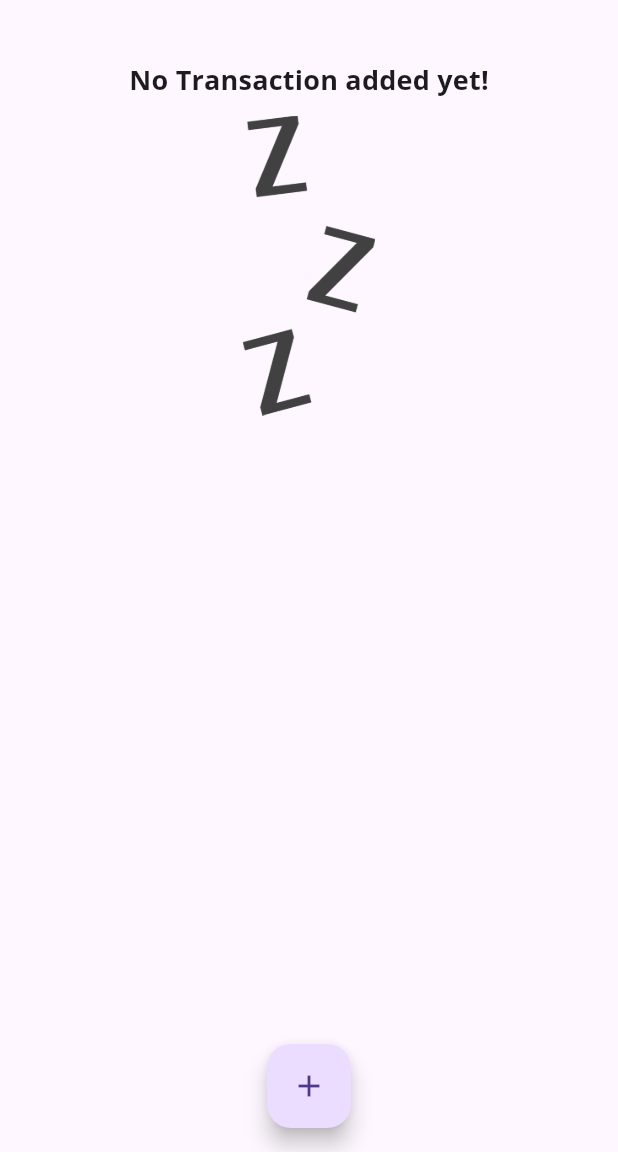
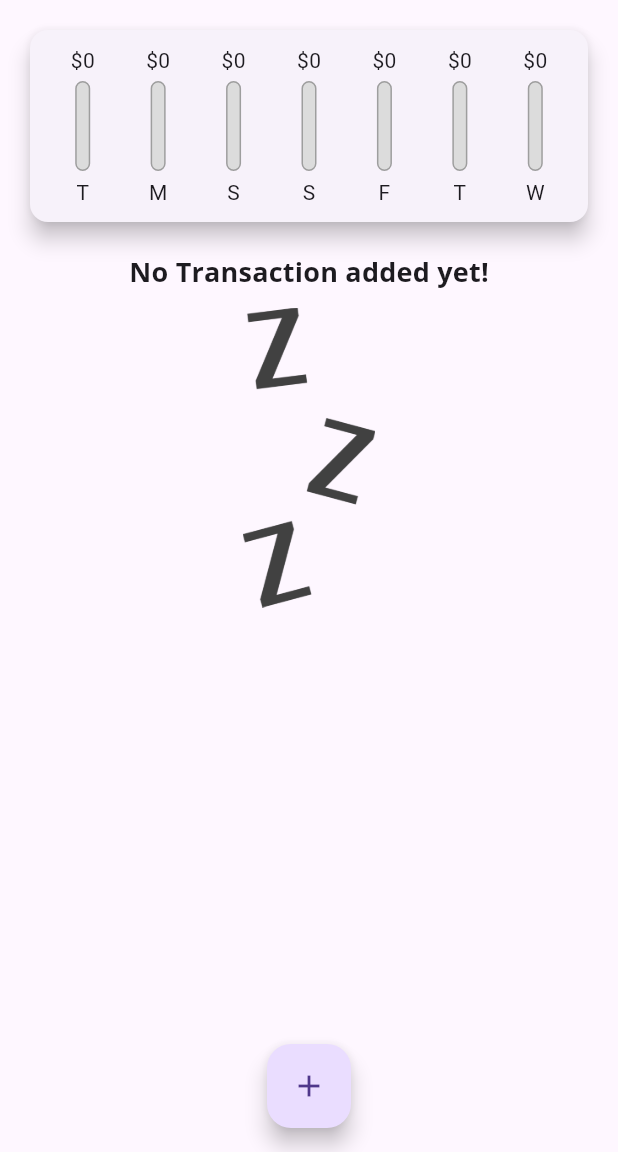
Before and after one commit to Yahya-hossaini/Expense-Planner-Mobile-App, a Flutter app: the screen it shows after launch, on a phone screen of 412 x 824 dp, the part 84-1236 px from its top. Run offline on Flutter 3.47's test engine with Material 3 defaults, Android fonts, the phone set to English and light mode, and no system bars.

Commit message:
Making The chart bar for showing the last 7 days spending.

```diff
--- a/lib/widgets/chart.dart
+++ b/lib/widgets/chart.dart
@@ -1,4 +1,5 @@
 import 'package:expense_planner_mobile_app/models/transaction.dart';
+import 'package:expense_planner_mobile_app/widgets/chart_bar.dart';
 import 'package:flutter/cupertino.dart';
 import 'package:flutter/material.dart';
 import 'package:intl/intl.dart';
@@ -24,9 +25,15 @@
       }
 
       return {
-        'day': DateFormat.E().format(weekday),
+        'day': DateFormat.E().format(weekday).substring(0, 1),
         'amount': totalSum,
       };
+    });
+  }
+
+  double get totalSpending {
+    return groupedTransactionValue.fold(0.0, (sum, item) {
+      return sum + (item['amount'] as double);
     });
   }
 
@@ -36,8 +43,23 @@
     return Card(
       elevation: 6,
       margin: EdgeInsets.all(20),
-      child: Row(
-        children: <Widget>[],
+      child: Padding(
+        padding: const EdgeInsets.all(10.0),
+        child: Row(
+          mainAxisAlignment: MainAxisAlignment.spaceAround,
+          children: groupedTransactionValue.map((data) {
+            return Flexible(
+              fit: FlexFit.tight,
+              child: ChartBar(
+                label: data['day'] as String,
+                spendingAmount: data['amount'] as double,
+                spendingPctOfTotal: totalSpending == 0.0
+                    ? 0.0
+                    : (data['amount'] as double) / totalSpending,
+              ),
+            );
+          }).toList(),
+        ),
       ),
     );
   }
--- /dev/null
+++ b/lib/widgets/chart_bar.dart
@@ -0,0 +1,56 @@
+import 'package:flutter/cupertino.dart';
+import 'package:flutter/material.dart';
+
+class ChartBar extends StatelessWidget {
+  final String label;
+  final double spendingAmount;
+  final double spendingPctOfTotal;
+
+  const ChartBar(
+      {super.key,
+      required this.label,
+      required this.spendingAmount,
+      required this.spendingPctOfTotal});
+
+  @override
+  Widget build(BuildContext context) {
+    return Column(
+      children: [
+        FittedBox(
+          child: Text('\$${spendingAmount.toStringAsFixed(0)}'),
+        ),
+        SizedBox(
+          height: 4,
+        ),
+        Container(
+          height: 60,
+          width: 10,
+          child: Stack(
+            children: [
+              Container(
+                decoration: BoxDecoration(
+                  border: Border.all(color: Colors.grey, width: 1.0),
+                  color: Color.fromRGBO(220, 220, 220, 1),
+                  borderRadius: BorderRadius.circular(10),
+                ),
+              ),
+              FractionallySizedBox(
+                heightFactor: spendingPctOfTotal,
+                child: Container(
+                  decoration: BoxDecoration(
+                    color: Theme.of(context).primaryColor,
+                    borderRadius: BorderRadius.circular(10),
+                  ),
+                ),
+              )
+            ],
+          ),
+        ),
+        SizedBox(
+          height: 4,
+        ),
+        Text(label),
+      ],
+    );
+  }
+}
```
